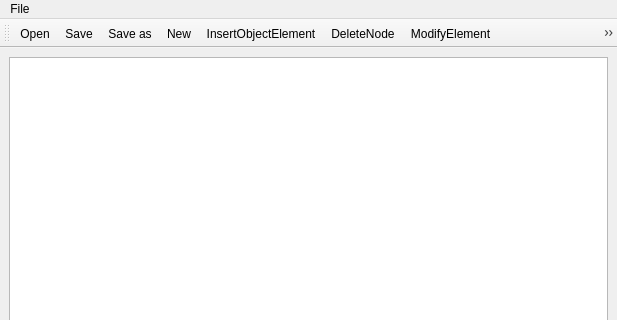
The window that mainwindow.ui (AnejVovcak/EGUI2023L-Vovcak-Anej) describes before a commit, drawn with Qt 5; both pictures show x 0 to 617 and y 0 to 320 of the 617 by 602 pixel window.
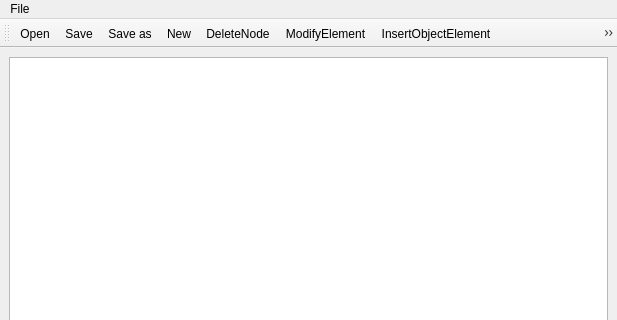
The same window after the commit. Icons and pictures are not drawn.

```diff
--- a/mainwindow.ui
+++ b/mainwindow.ui
@@ -55,9 +55,9 @@
    <addaction name="actionSave"/>
    <addaction name="actionSave_as"/>
    <addaction name="actionNew"/>
-   <addaction name="insert_object_element"/>
    <addaction name="actiondeleteNode"/>
    <addaction name="actionModifyElement"/>
+   <addaction name="insert_object_element"/>
    <addaction name="actionNewArrayElement"/>
    <addaction name="actionInsertValueElement"/>
   </widget>
```
Left out of the diff: 24 changed lines with no effect on the pictures.
